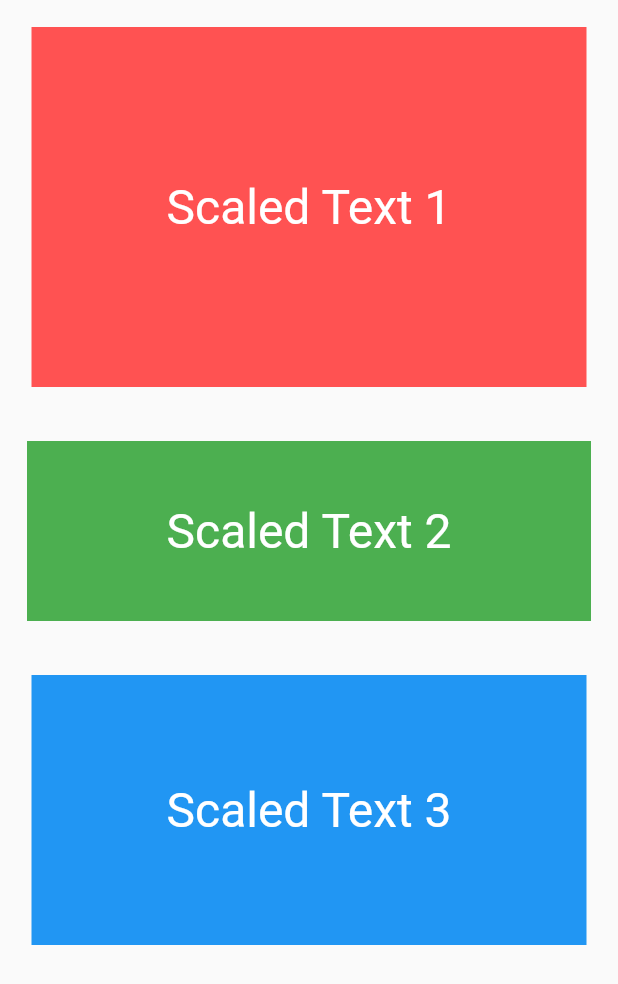
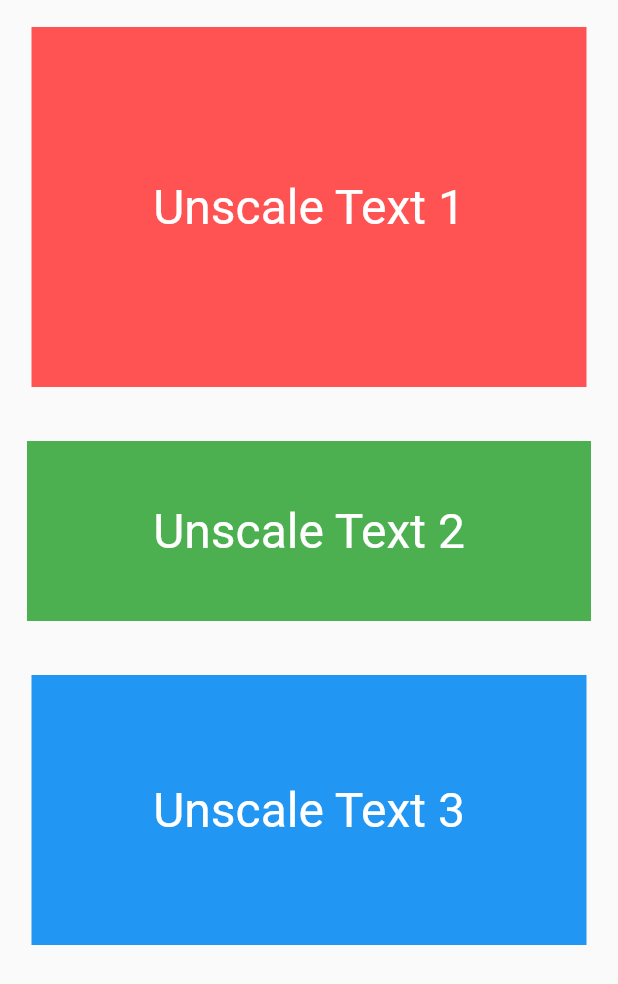
Before and after one commit to xamantra/flutter_relative_scale_example, a Flutter app: the UnscaledExample widget shown alone on an empty page, opened directly, on a phone screen of 412 x 824 dp. Shown: the top 984 px of the screen. Run offline on Flutter 3.47's test engine with Material 2 defaults, Android fonts, the phone set to English and light mode, and no system bars; missing offline and left inert: relative_scale.

Commit message:
typo fix

```diff
--- a/lib/src/unscaled.dart
+++ b/lib/src/unscaled.dart
@@ -25,7 +25,7 @@ class _UnscaledExampleState extends State<UnscaledExample> {
               color: Colors.redAccent,
               child: Center(
                 child: Text(
-                  "Scaled Text 1",
+                  "Unscale Text 1",
                   style: TextStyle(
                     fontSize: 32,
                     color: Colors.white,
@@ -40,7 +40,7 @@ class _UnscaledExampleState extends State<UnscaledExample> {
               color: Colors.green,
               child: Center(
                 child: Text(
-                  "Scaled Text 2",
+                  "Unscale Text 2",
                   style: TextStyle(
                     fontSize: 32,
                     color: Colors.white,
@@ -55,7 +55,7 @@ class _UnscaledExampleState extends State<UnscaledExample> {
               color: Colors.blue,
               child: Center(
                 child: Text(
-                  "Scaled Text 3",
+                  "Unscale Text 3",
                   style: TextStyle(
                     fontSize: 32,
                     color: Colors.white,
```
